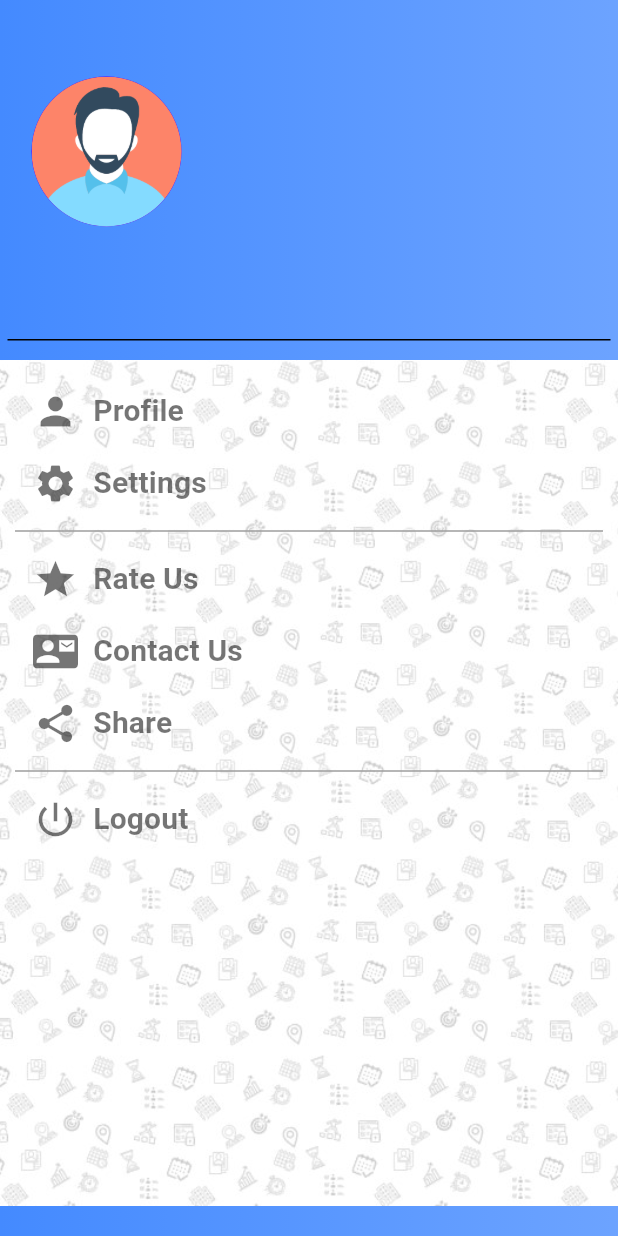
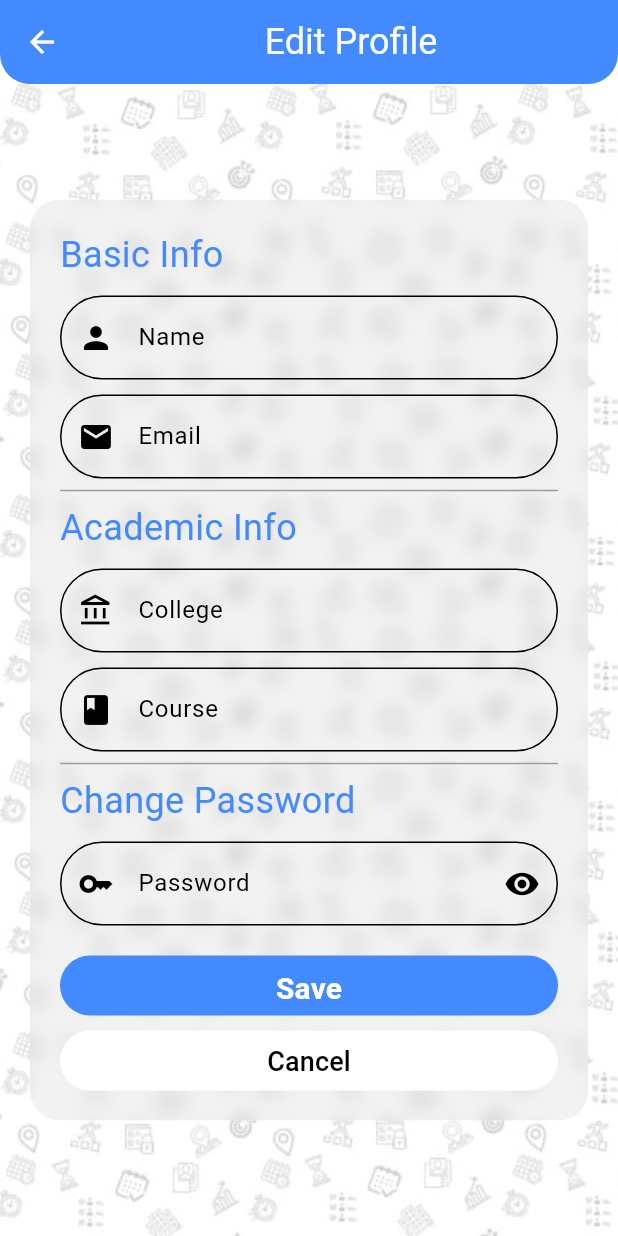
Before and after one commit to aar9av/AttendEase, a Flutter app: the SideDrawer screen opened directly with empty values, after a tap on "Profile", on a phone screen of 412 x 824 dp. Run offline on Flutter 3.47's test engine with Material 3 defaults, Android fonts, the phone set to English and light mode, and no system bars; drawn by our look-alikes of blurrycontainer; our stand-ins replace cloud_firestore, firebase_auth, firebase_core, geolocator, google_maps_flutter, google_sign_in and 1 more; accounts and stored records are empty.

Commit message:
user mgmt done

```diff
--- a/lib/Functionalities/Authentication/SignupUser.dart
+++ b/lib/Functionalities/Authentication/SignupUser.dart
@@ -25,6 +25,8 @@ class SignupUser {
         'name': name,
         'email': email,
         'password': password,
+        'college': '',
+        'course': '',
       }).catchError((error) {});
 
       // ignore: use_build_context_synchronously
--- /dev/null
+++ b/lib/Functionalities/CloudStore/Users.dart
@@ -0,0 +1,114 @@
+import 'package:cloud_firestore/cloud_firestore.dart';
+import 'package:firebase_auth/firebase_auth.dart';
+import 'package:flutter/material.dart';
+
+class UserData {
+  final String name;
+  final String email;
+  final String password;
+  final String college;
+  final String course;
+
+  UserData({
+    required this.name,
+    required this.email,
+    required this.password,
+    required this.college,
+    required this.course,
+  });
+
+  factory UserData.fromSnapshot(DocumentSnapshot snapshot) {
+    Map<String, dynamic> data = snapshot.data() as Map<String, dynamic>;
+    return UserData(
+      name: data['name'],
+      email: data['email'],
+      password: data['password'],
+      college: data['college'],
+      course: data['course'],
+    );
+  }
+}
+
+class Users {
+  Future<UserData> getUserData() async {
+    String? uid = await fetchUid();
+
+    try {
+      DocumentSnapshot userDoc =
+      await FirebaseFirestore.instance.collection('users').doc(uid!).get();
+
+      if (userDoc.exists) {
+        return UserData.fromSnapshot(userDoc);
+      } else {
+        throw Exception('User document does not exist');
+      }
+    } catch (e) {
+      print('Error fetching user data: $e');
+      throw e;
+    }
+  }
+
+  static Future<void> editUser(
+      BuildContext context,
+      String name,
+      String college,
+      String course,
+      String password,
+      ) async {
+    try {
+      String? uid = await fetchUid();
+
+      if (uid != null) {
+        CollectionReference userSubjects =
+        FirebaseFirestore.instance.collection('users');
+
+        await userSubjects.doc(uid).update({
+          'name': name,
+          'college': college,
+          'course': course,
+          'password': password,
+        });
+      }
+    } catch (e) {
+      print('Error editing subject: $e');
+      throw e;
+    }
+  }
+
+  static Future<void> deleteUser() async {
+    try {
+      String? uid = await fetchUid();
+
+      if (uid != null) {
+        await FirebaseFirestore.instance
+            .collection('users')
+            .doc(uid)
+            .delete();
+      }
+    } catch (e) {
+      print('Error deleting subject: $e');
+      throw e;
+    }
+  }
+
+  static Future<void> deleteUserAuth() async {
+    try {
+      User? user = FirebaseAuth.instance.currentUser;
+
+      if (user != null) {
+        await user.delete();
+        print('User deleted successfully.');
+      } else {
+        print('No user is currently signed in.');
+      }
+    } catch (e) {
+      print('Error deleting user: $e');
+      // Handle the error as needed
+    }
+  }
+
+  static Future<String?> fetchUid() async {
+    User? user = FirebaseAuth.instance.currentUser;
+    return user?.uid;
+  }
+}
--- a/lib/Functionalities/Google Map API/Location Picker.dart
+++ b/lib/Functionalities/Google Map API/Location Picker.dart
@@ -33,7 +33,7 @@ class _LocationPickerState extends State<LocationPicker> {
 
   @override
   Widget build(BuildContext context) {
-    print(currentLocation);
+
     return Scaffold(
       body: Stack(
         children: [
--- a/lib/Widgets/Dashboard/SideDrawer.dart
+++ b/lib/Widgets/Dashboard/SideDrawer.dart
@@ -1,7 +1,9 @@
 import 'package:attend_easy/Functionalities/Authentication/SignOut.dart';
 import 'package:flutter/material.dart';
-import '../../Functionalities/CloudStore/User.dart';
+import '../../Functionalities/CloudStore/Users.dart';
 import '../../Background.dart';
+import '../Side Panel/Profile.dart';
+import '../Side Panel/Settings.dart';
 
 
 class SideDrawer extends StatefulWidget {
@@ -52,6 +54,7 @@ class _SideDrawerState extends State<SideDrawer> {
               width: double.infinity,
               padding: const EdgeInsets.all(5),
               child: DrawerHeader(
+                child: SingleChildScrollView(
                   child: Column(
                     crossAxisAlignment: CrossAxisAlignment.start,
                     mainAxisAlignment: MainAxisAlignment.end,
@@ -78,6 +81,7 @@ class _SideDrawerState extends State<SideDrawer> {
                   ),
                 ),
               ),
+            ),
             SizedBox(
               height: MediaQuery.of(context).size.height-260,
               child: Stack(
@@ -91,7 +95,10 @@ class _SideDrawerState extends State<SideDrawer> {
                         children: [
                           TextButton(
                             onPressed: (){
-
+                              Navigator.push(
+                                context,
+                                MaterialPageRoute(builder: (context) => Profile(userData: userData)),
+                              );
                             },
                             child: const Row(
                               children: [
@@ -113,7 +120,10 @@ class _SideDrawerState extends State<SideDrawer> {
                           ),
                           TextButton(
                             onPressed: (){
-
+                              Navigator.push(
+                                context,
+                                MaterialPageRoute(builder: (context) => const Settings()),
+                              );
                             },
                             child: const Row(
                               children: [
--- /dev/null
+++ b/lib/Widgets/Side Panel/Profile.dart
@@ -0,0 +1,263 @@
+import 'package:attend_easy/Background.dart';
+import 'package:attend_easy/Functionalities/CloudStore/Users.dart';
+import 'package:blurrycontainer/blurrycontainer.dart';
+import 'package:flutter/material.dart';
+
+class Profile extends StatefulWidget {
+  final UserData userData;
+
+  const Profile({
+    Key? key,
+    required this.userData,
+  }) : super(key: key);
+
+  @override
+  State<Profile> createState() => _ProfileState();
+}
+
+class _ProfileState extends State<Profile> {
+  TextEditingController name = TextEditingController();
+  TextEditingController email = TextEditingController();
+  TextEditingController college = TextEditingController();
+  TextEditingController course = TextEditingController();
+  TextEditingController password = TextEditingController();
+  String? preEmail;
+  bool validateName = true;
+  bool validateEmail = true;
+  bool validatePassword = true;
+  bool passwordVisible = true;
+
+  @override
+  void initState() {
+    super.initState();
+    _fetchUserData();
+  }
+
+  Future<void> _fetchUserData() async {
+    try {
+
+      setState(() {
+        name.text = widget.userData.name;
+        email.text = widget.userData.email;
+        college.text = widget.userData.college;
+        course.text = widget.userData.course;
+        password.text = widget.userData.password;
+        preEmail = email.text;
+      });
+    } catch (e) {
+      print('Error fetching subject data: $e');
+      // Handle the error as needed
+    }
+  }
+
+  @override
+  Widget build(BuildContext context) {
+    return Scaffold(
+      appBar: AppBar(
+        title: const Center(child: Text('Edit Profile')),
+      ),
+      body: Stack(
+        children: [
+          const Background(),
+          Center(
+            child: Container(
+              margin: const EdgeInsets.all(20),
+              child: BlurryContainer(
+                blur: 5,
+                color: Colors.transparent.withOpacity(0.05),
+                padding: const EdgeInsets.all(20),
+                borderRadius: const BorderRadius.all(Radius.circular(20)),
+                child: SingleChildScrollView(
+                  child: Column(
+                    mainAxisAlignment: MainAxisAlignment.center,
+                    children: [
+                      Container(
+                        alignment: Alignment.topLeft,
+                        child: Text(
+                          'Basic Info',
+                          style: TextStyle(
+                            color: Theme.of(context).primaryColor,
+                            fontSize: 24,
+                          ),
+                        ),
+                      ),
+                      const SizedBox(
+                        height: 10,
+                      ),
+                      TextField(
+                        keyboardType: TextInputType.text,
+                        controller: name,
+                        decoration: InputDecoration(
+                          prefixIcon: const Icon(Icons.person),
+                          border: OutlineInputBorder(
+                              borderRadius: BorderRadius.circular(50)
+                          ),
+                          labelText: 'Name',
+                          errorText: validateName ? null : "User name can not be empty!",
+                        ),
+                      ),
+                      const SizedBox(
+                        height: 10,
+                      ),
+                      TextField(
+                        keyboardType: TextInputType.emailAddress,
+                        controller: email,
+                        decoration: InputDecoration(
+                          prefixIcon: const Icon(Icons.email),
+                          border: OutlineInputBorder(
+                              borderRadius: BorderRadius.circular(50)
+                          ),
+                          labelText: 'Email',
+                          errorText: validateEmail ? null : "Email can't be changed!",
+                        ),
+                      ),
+                      const Divider(
+                        color: Colors.grey,
+                      ),
+                      Container(
+                        alignment: Alignment.topLeft,
+                        child: Text(
+                          'Academic Info',
+                          style: TextStyle(
+                            color: Theme.of(context).primaryColor,
+                            fontSize: 24,
+                          ),
+                        ),
+                      ),
+                      const SizedBox(
+                        height: 10,
+                      ),
+                      TextField(
+                        keyboardType: TextInputType.text,
+                        controller: college,
+                        decoration: InputDecoration(
+                          prefixIcon: const Icon(Icons.account_balance_outlined),
+                          border: OutlineInputBorder(
+                              borderRadius: BorderRadius.circular(50)
+                          ),
+                          labelText: 'College',
+                        ),
+                      ),
+                      const SizedBox(
+                        height: 10,
+                      ),
+                      TextField(
+                        keyboardType: TextInputType.text,
+                        controller: course,
+                        decoration: InputDecoration(
+                          prefixIcon: const Icon(Icons.book),
+                          border: OutlineInputBorder(
+                              borderRadius: BorderRadius.circular(50)
+                          ),
+                          labelText: 'Course',
+                        ),
+                      ),
+                      const Divider(
+                        color: Colors.grey,
+                      ),
+                      Container(
+                        alignment: Alignment.topLeft,
+                        child: Text(
+                          'Change Password',
+                          style: TextStyle(
+                            color: Theme.of(context).primaryColor,
+                            fontSize: 24,
+                          ),
+                        ),
+                      ),
+                      const SizedBox(
+                        height: 10,
+                      ),
+                      TextField(
+                        keyboardType: TextInputType.text,
+                        controller: password,
+                        obscureText: passwordVisible,
+                        decoration: InputDecoration(
+                          prefixIcon: const Icon(Icons.key),
+                          border: OutlineInputBorder(
+                              borderRadius: BorderRadius.circular(50)
+                          ),
+                          labelText: 'Password',
+                          errorText: validatePassword ? null : "Password must contain at least 8 characters",
+                          suffixIcon: IconButton(
+                            icon: Icon(passwordVisible ? Icons.visibility : Icons.visibility_off),
+                            onPressed: () {
+                              setState(() {
+                                passwordVisible = !passwordVisible;
+                              },);
+                            },
+                          ),
+                        ),
+                      ),
+                      const SizedBox(
+                        height: 20,
+                      ),
+                      Container(
+                        width: double.infinity,
+                        height: 40,
+                        decoration: BoxDecoration(
+                          color: Theme.of(context).primaryColor,
+                          borderRadius: BorderRadius.circular(20),
+                        ),
+                        child: TextButton(
+                          onPressed: (){
+                            setState(() {
+                              validateName = name.text.isNotEmpty;
+                              validateEmail = email.text == preEmail;
+                              validatePassword = password.text.length>=8;
+                            });
+                            if(validateName && validateEmail && validatePassword) {
+                              Users.editUser(
+                                context,
+                                name.text,
+                                college.text,
+                                course.text,
+                                password.text,
+                              );
+                              Navigator.pop(context);
+                            }
+                          },
+                          child: const Text(
+                            'Save',
+                            style: TextStyle(
+                              color: Colors.white,
+                              fontSize: 20,
+                              fontWeight: FontWeight.bold,
+                            ),
+                          ),
+                        ),
+                      ),
+                      const SizedBox(
+                        height: 10,
+                      ),
+                      Container(
+                        width: double.infinity,
+                        height: 40,
+                        decoration: BoxDecoration(
+                          color: Colors.white,
+                          borderRadius: BorderRadius.circular(20),
+                        ),
+                        child: TextButton(
+                          onPressed: (){
+                            Navigator.pop(context);
+                          },
+                          child: const Text(
+                            'Cancel',
+                            style: TextStyle(
+                              color: Colors.black,
+                              fontSize: 18,
+                            ),
+                          ),
+                        ),
+                      ),
+                    ],
+                  ),
+                ),
+              ),
+            ),
+          ),
+        ],
+      )
+    );
+  }
+}
--- a/lib/main.dart
+++ b/lib/main.dart
@@ -41,7 +41,8 @@ class AttendEase extends StatelessWidget {
       home: StreamBuilder(
         stream: FirebaseAuth.instance.authStateChanges(),
         builder: (context, snapshot){
-          return (snapshot.hasData)?const DashBoardScreen():const LoginScreen();
+          return
+            (snapshot.hasData)?const DashBoardScreen():const LoginScreen();
         },
       ),
     );
```
Also changed, not shown: lib/Functionalities/CloudStore/User.dart (deleted, +0 -48 lines), lib/Widgets/Dashboard/DashBoardScreen.dart (+8 -6 lines), lib/Widgets/Dashboard/SubjectsListview.dart (+6 -7 lines), lib/Widgets/Side Panel/Settings.dart (added, +81 -0 lines). Lines whose indentation alone changed are shown as unchanged.
